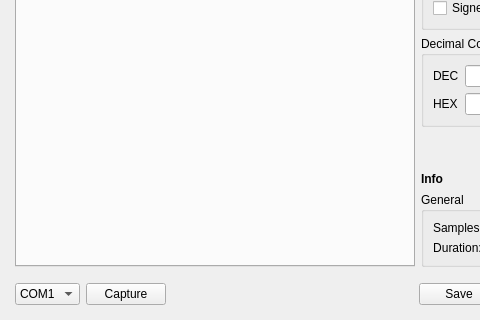
First picture: the form in projects/personal/adc-converter/main_window.ui, repository jocic/jocic, before the edit; both pictures show x 0 to 480 and y 180 to 500 of the 600 by 500 pixel window.
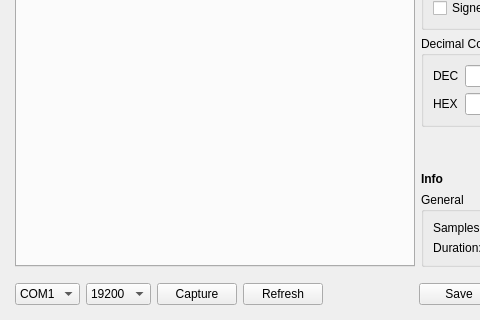
Second picture: the form after the edit.

The edit to the form file:
```diff
--- a/projects/personal/adc-converter/main_window.ui
+++ b/projects/personal/adc-converter/main_window.ui
@@ -478,6 +478,15 @@
         </item>
        </widget>
       </item>
+      <item>
+       <widget class="QComboBox" name="cmbBaud">
+        <item>
+         <property name="text">
+          <string>19200</string>
+         </property>
+        </item>
+       </widget>
+      </item>
       <item>
        <widget class="QPushButton" name="btnCapture">
         <property name="text">
@@ -485,6 +494,13 @@
         </property>
        </widget>
       </item>
+      <item>
+       <widget class="QPushButton" name="btnRefresh">
+        <property name="text">
+         <string>Refresh</string>
+        </property>
+       </widget>
+      </item>
       <item>
        <spacer name="horizontalSpacer_1">
         <property name="orientation">
```
